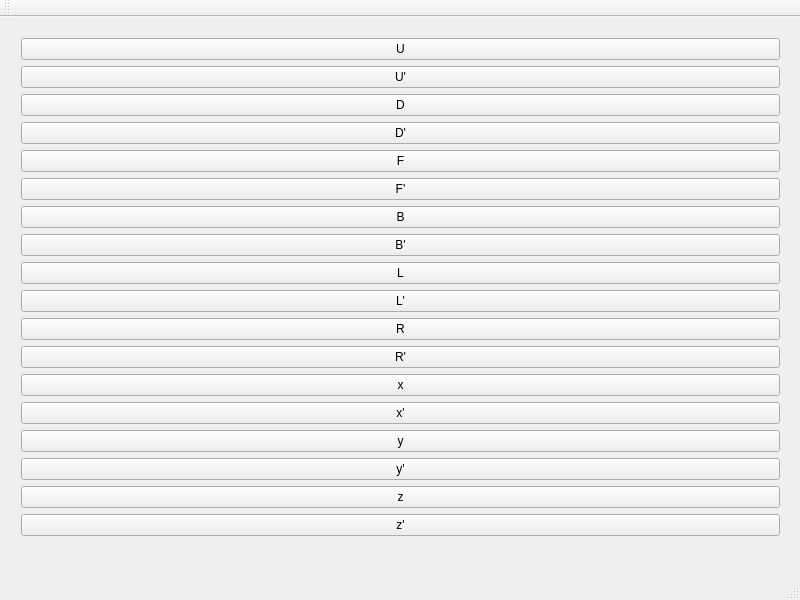
siemensmacv/rubik-teacher, file QtFlatVisualization/mainwindow.ui: the form before one commit.
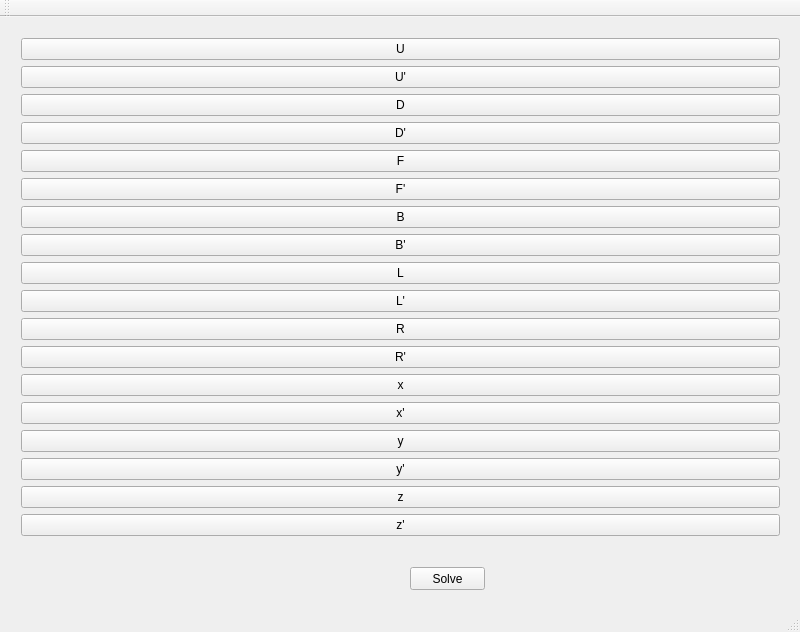
The form after the commit.

The edit to the form file:
```diff
--- a/QtFlatVisualization/mainwindow.ui
+++ b/QtFlatVisualization/mainwindow.ui
@@ -7,7 +7,7 @@
     <x>0</x>
     <y>0</y>
     <width>800</width>
-    <height>600</height>
+    <height>632</height>
    </rect>
   </property>
   <property name="windowTitle">
@@ -159,6 +159,19 @@
      </item>
     </layout>
    </widget>
+   <widget class="QPushButton" name="pushButton_19">
+    <property name="geometry">
+     <rect>
+      <x>410</x>
+      <y>550</y>
+      <width>75</width>
+      <height>23</height>
+     </rect>
+    </property>
+    <property name="text">
+     <string>Solve</string>
+    </property>
+   </widget>
   </widget>
   <widget class="QMenuBar" name="menuBar">
    <property name="geometry">
```
Left out of the diff: 2 changed lines with no effect on the pictures.
